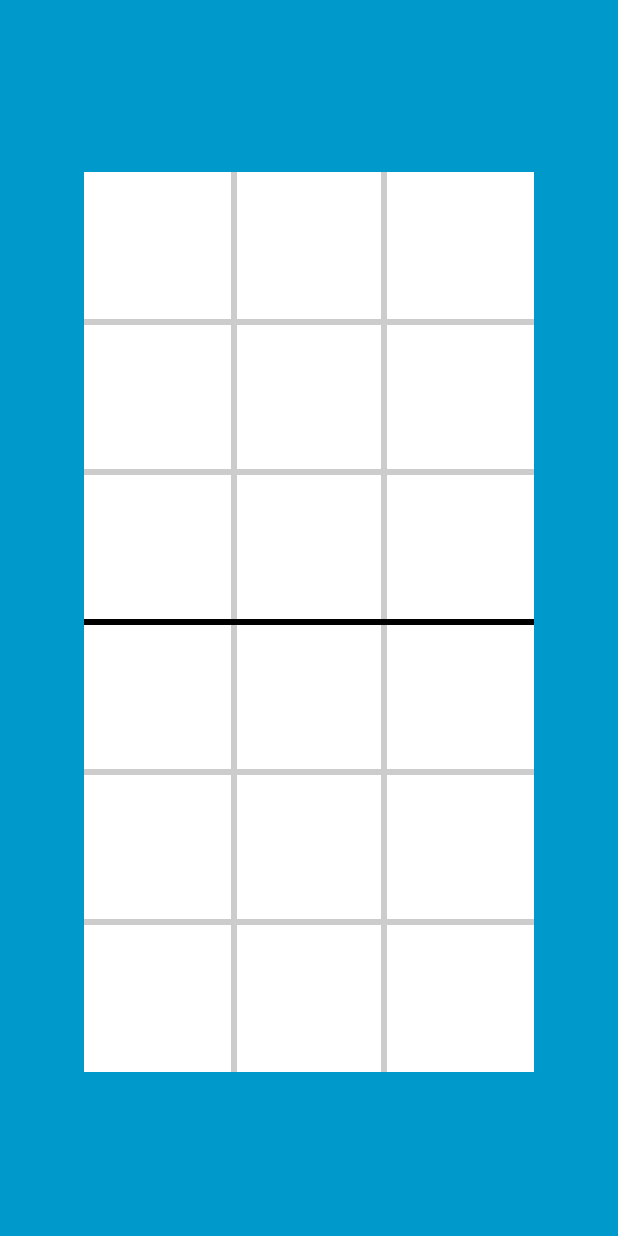
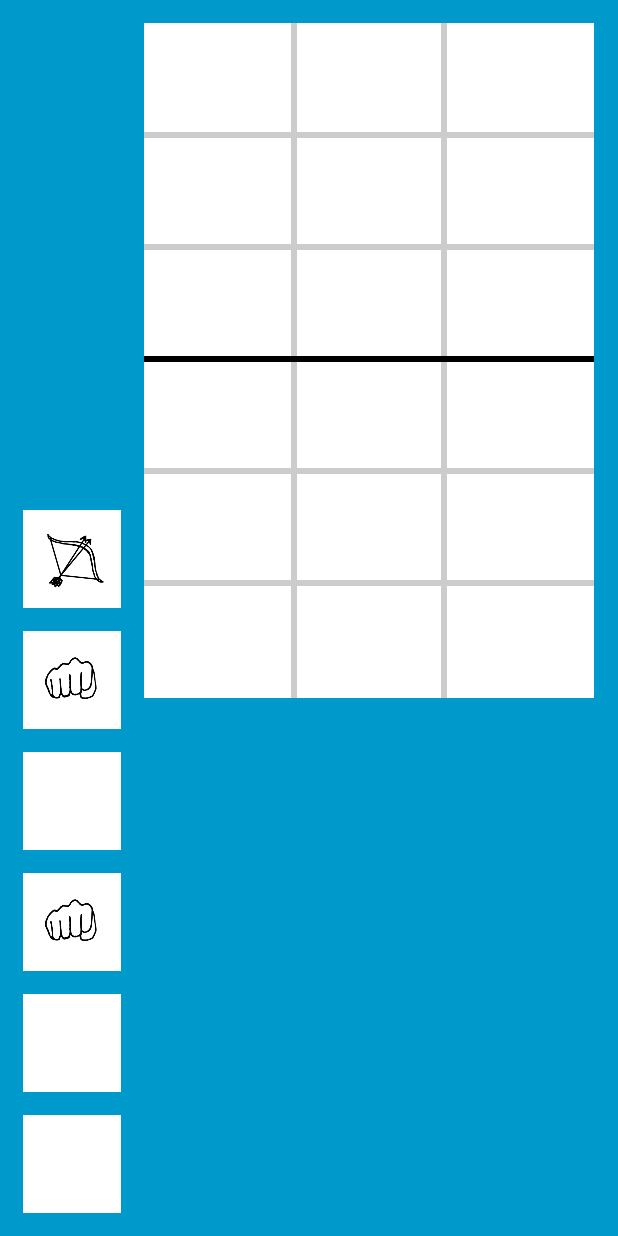
Before and after one commit to addykim/Era-Tactics, an Android app: the TacticsGame screen opened directly, with no data from a screen before it, on a phone screen of 412 x 824 dp. Run offline under Robolectric (Android 15) with nearby library versions, the phone set to English and light mode, and no system bars.

Commit message:
Add touch listeners to tactics game

```diff
--- /dev/null
+++ b/app/src/main/java/askim/eratactics/activities/Settings.java
@@ -0,0 +1,15 @@
+package askim.eratactics.activities;
+
+import android.os.Bundle;
+import android.app.Activity;
+import askim.eratactics.R;
+
+public class Settings extends Activity {
+
+    @Override
+    protected void onCreate(Bundle savedInstanceState) {
+        super.onCreate(savedInstanceState);
+        setContentView(R.layout.activity_settings);
+    }
+
+}
--- a/app/src/main/java/askim/eratactics/activities/SplashActivity.java
+++ b/app/src/main/java/askim/eratactics/activities/SplashActivity.java
@@ -34,7 +34,6 @@ public class SplashActivity extends AppCompatActivity {
         adventureButton.setOnClickListener(new View.OnClickListener() {
             @Override
             public void onClick(View v) {
-//                TODO start adventure
                 Intent intent = new Intent(v.getContext(), TacticsGame.class);
                 startActivity(intent);
                 Log.d(TAG, "Adventure button clicked");
--- a/app/src/main/java/askim/eratactics/activities/TacticsGame.java
+++ b/app/src/main/java/askim/eratactics/activities/TacticsGame.java
@@ -8,8 +8,10 @@ import android.support.v7.app.AppCompatActivity;
 import android.os.Bundle;
 import android.os.Handler;
 import android.util.Log;
+import android.view.MotionEvent;
 import android.view.View;
 import android.widget.Button;
+import android.widget.ImageView;
 
 import askim.eratactics.R;
 import askim.eratactics.gamelogic.Board;
@@ -24,6 +26,9 @@ public class TacticsGame extends AppCompatActivity {
     private static final String TAG = "Tactics";
 
     private BoardView mBoard;
+    private ImageView firstSkill;
+    private ImageView secondSkill;
+    private ImageView thirdSkill;
 
     @Override
     protected void onCreate(Bundle savedInstanceState) {
@@ -32,10 +37,53 @@ public class TacticsGame extends AppCompatActivity {
         setContentView(R.layout.activity_tactics_game);
 
         ActionBar actionBar = getSupportActionBar();
-        if (actionBar != null) {
+        if (actionBar != null)
             actionBar.hide();
+
+        mBoard = (BoardView) findViewById(R.id.board);
+        // Listen for touches on the board
+        mBoard.setOnTouchListener(mTouchListener);
+
+        // Setup click listener for each skill buttons
+        firstSkill = (ImageView) findViewById(R.id.firstSkill);
+        firstSkill.setOnClickListener(new View.OnClickListener() {
+            @Override
+            public void onClick(View v) {
+                // TODO
+                Log.d(TAG, "First skill clicked");
+            }
+        });
+        secondSkill = (ImageView) findViewById(R.id.secondSkill);
+        secondSkill.setOnClickListener(new View.OnClickListener() {
+            @Override
+            public void onClick(View v) {
+                // TODO
+                Log.d(TAG, "Second skill clicked");
+            }
+        });
+        thirdSkill = (ImageView) findViewById(R.id.thirdSkill);
+        thirdSkill.setOnClickListener(new View.OnClickListener() {
+            @Override
+            public void onClick(View v) {
+                // TODO
+                Log.d(TAG, "Third skill clicked");
+            }
+        });
+    }
+
+    // Listen for touches on the board
+    // Adapted from in class code
+    private View.OnTouchListener mTouchListener = new View.OnTouchListener() {
+
+        /* Rows 1-3 are for the enemies, 4-6 are for the player */
+        public boolean onTouch(View v, MotionEvent event) {
+            // Determine which cell was touched
+            int col = (int) event.getX() / mBoard.getBoardCellWidth();
+            int row = (int) event.getY() / mBoard.getBoardCellHeight();
+            Log.d(TAG, "Clicked on column " + (col+1) + " and row " + (row+1));
+            return false;
+
         }
 
-        mBoard = new BoardView(getApplicationContext());
-    }
+    };
 }
--- /dev/null
+++ b/app/src/main/res/layout/activity_settings.xml
@@ -0,0 +1,13 @@
+<?xml version="1.0" encoding="utf-8"?>
+<RelativeLayout
+    xmlns:android="http://schemas.android.com/apk/res/android"
+    xmlns:tools="http://schemas.android.com/tools"
+    android:layout_width="match_parent"
+    android:layout_height="match_parent"
+    android:paddingLeft="@dimen/activity_horizontal_margin"
+    android:paddingRight="@dimen/activity_horizontal_margin"
+    android:paddingTop="@dimen/activity_vertical_margin"
+    android:paddingBottom="@dimen/activity_vertical_margin"
+    tools:context="askim.eratactics.activities.Settings">
+
+</RelativeLayout>
--- a/app/src/main/res/layout/activity_tactics_game.xml
+++ b/app/src/main/res/layout/activity_tactics_game.xml
@@ -7,18 +7,76 @@
 
     <!--Insert content here or inside linearlayout-->
 
-    <LinearLayout
+    <RelativeLayout
         android:layout_width="wrap_content"
-        android:layout_height="wrap_content"
-        android:orientation="vertical"
-        android:layout_gravity="center">
+        android:layout_height="wrap_content">
+
+        <LinearLayout
+            android:id="@+id/skillList"
+            android:layout_width="wrap_content"
+            android:layout_height="wrap_content"
+            android:orientation="vertical"
+            android:layout_alignParentBottom="true">
+
+                <!--TODO replace these images with dummy images later-->
+                <ImageView
+                    android:id="@+id/firstSkill"
+                    android:layout_width="@dimen/skillBoxSize"
+                    android:layout_height="@dimen/skillBoxSize"
+                    android:src="@drawable/double_arrow"
+                    android:background="@color/white"
+                    android:layout_marginLeft="@dimen/skillMarginLR"
+                    android:layout_marginRight="@dimen/skillMarginLR"
+                    android:layout_marginBottom="@dimen/skillMarginLR"/>
+                <ImageView
+                    android:id="@+id/secondSkill"
+                    android:layout_width="@dimen/skillBoxSize"
+                    android:layout_height="@dimen/skillBoxSize"
+                    android:src="@drawable/punch"
+                    android:background="@color/white"
+                    android:layout_marginLeft="@dimen/skillMarginLR"
+                    android:layout_marginBottom="@dimen/skillMarginLR"/>
+                <ImageView
+                    android:id="@+id/thirdSkill"
+                    android:layout_width="@dimen/skillBoxSize"
+                    android:layout_height="@dimen/skillBoxSize"
+                    android:background="@color/white"
+                    android:layout_marginLeft="@dimen/skillMarginLR"
+                    android:layout_marginBottom="@dimen/skillMarginLR"/>
+                <ImageView
+                    android:id="@+id/fourSkill"
+                    android:layout_width="@dimen/skillBoxSize"
+                    android:layout_height="@dimen/skillBoxSize"
+                    android:src="@drawable/punch"
+                    android:background="@color/white"
+                    android:layout_marginLeft="@dimen/skillMarginLR"
+                    android:layout_marginBottom="@dimen/skillMarginLR"/>
+                <ImageView
+                    android:id="@+id/fifthSkill"
+                    android:layout_width="@dimen/skillBoxSize"
+                    android:layout_height="@dimen/skillBoxSize"
+                    android:background="@color/white"
+                    android:layout_marginLeft="@dimen/skillMarginLR"
+                    android:layout_marginBottom="@dimen/skillMarginLR"/>
+                <ImageView
+                    android:id="@+id/sixthSkill"
+                    android:layout_width="@dimen/skillBoxSize"
+                    android:layout_height="@dimen/skillBoxSize"
+                    android:background="@color/white"
+                    android:layout_marginLeft="@dimen/skillMarginLR"
+                    android:layout_marginBottom="@dimen/skillMarginLR"/>
+        </LinearLayout>
 
         <askim.eratactics.views.BoardView
             android:id="@+id/board"
             android:layout_width="300dp"
-            android:layout_height="600dp"
-            android:layout_marginTop="5dp"
-            android:background="@color/white"/>
+            android:layout_height="450dp"
+            android:background="@color/white"
+            android:layout_marginTop="@dimen/boardMargin"
+            android:layout_marginBottom="@dimen/boardMargin"
+            android:layout_marginRight="@dimen/boardMargin"
+            android:layout_toEndOf="@+id/skillList"
+            android:layout_toRightOf="@+id/skillList" />
 
-    </LinearLayout>
+    </RelativeLayout>
 </FrameLayout>
--- /dev/null
+++ b/app/src/main/res/values-w820dp/dimens.xml
@@ -0,0 +1,6 @@
+<resources>
+    <!-- Example customization of dimensions originally defined in res/values/dimens.xml
+         (such as screen margins) for screens with more than 820dp of available width. This
+         would include 7" and 10" devices in landscape (~960dp and ~1280dp respectively). -->
+    <dimen name="activity_horizontal_margin">64dp</dimen>
+</resources>
--- /dev/null
+++ b/app/src/main/res/values/dimens.xml
@@ -0,0 +1,14 @@
+<?xml version="1.0" encoding="utf-8"?>
+<resources>
+    <!--Size of skill images inside activity_tactics_game.xml-->
+    <dimen name="skillBoxSize">65dp</dimen>
+
+    <dimen name="skillMarginLR">15dp</dimen>
+
+    <dimen name="boardMargin">15dp</dimen>
+    <!-- Default screen margins, per the Android Design guidelines. -->
+    <dimen name="activity_horizontal_margin">16dp</dimen>
+    <dimen name="activity_vertical_margin">16dp</dimen>
+
+
+</resources>
--- a/app/src/main/res/values/strings.xml
+++ b/app/src/main/res/values/strings.xml
@@ -35,4 +35,5 @@
     <string name="soundFx">Sound Fx</string>
     <string name="vibration">Vibration</string>
     <string name="rHanded">Right handed mode</string>
+    <string name="title_activity_settings">Settings</string>
 </resources>
```
Also changed, not shown: app/src/main/res/drawable/double_arrow.png (added), app/src/main/res/drawable/lightning.png (added), app/src/main/res/drawable/punch.png (added).
